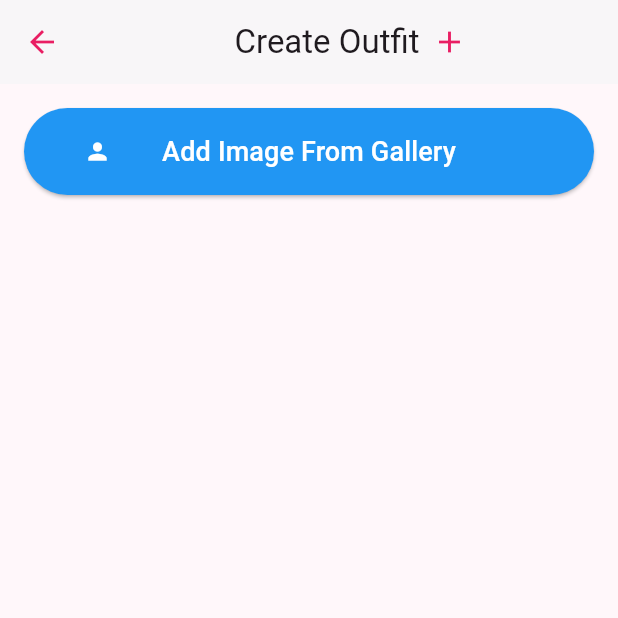
After one commit to LaTechBen/Capstone, a Flutter app: the screen it shows after launch, scrolled down 576 dp, after a tap on the "add circle outline" icon, on a phone screen of 412 x 824 dp, the top half of it. The commit adds this screen. Run offline on Flutter 3.47's test engine with Material 3 defaults, Android fonts, the phone set to English and light mode, and no system bars; our stand-ins replace device_info_plus, firebase_auth, firebase_core, permission_handler; accounts and stored records are empty.

Commit message:
Implemented the foundational UI elements of the create an outfit page. Including the functionality of going back and forth from the page to home page.

```diff
--- a/accentuate/lib/accountinfo_page.dart
+++ b/accentuate/lib/accountinfo_page.dart
@@ -45,7 +45,14 @@ class AccountInfoPage extends StatelessWidget {
             Navigator.pop(context);
           },
         ),
-      ),
+        actions: [
+        IconButton(
+          icon: const Icon(Icons.check),
+          // Insert Confirm Page Logic Here
+          onPressed: () {},
+        ),
+      ],
+    ),
       body: Center (
         child: Column(
           mainAxisAlignment: MainAxisAlignment.center,
--- /dev/null
+++ b/accentuate/lib/createoutfit_page.dart
@@ -0,0 +1,88 @@
+import 'package:flutter/material.dart';
+import 'home_page.dart';
+
+// Settings Screen UI, displays the SettingsList
+class CreateOutfitPage extends StatelessWidget {
+  const CreateOutfitPage({Key? key}) : super(key: key);
+
+  @override
+  Widget build(BuildContext context) {
+    return Scaffold(
+      appBar: AppBar(
+        title: const Row(
+          mainAxisAlignment: MainAxisAlignment.center,
+          children: [
+            Text('Create Outfit'),
+            SizedBox(width: 8),
+            Icon(Icons.add),
+          ],
+        ),
+        leading: IconButton(
+          icon: const Icon(Icons.arrow_back_outlined),
+          onPressed: () {
+            Navigator.pop(context);
+          },
+        ),
+      ),
+      body: const CreateOutfitBody(),
+    );
+  }
+}
+
+class CreateOutfitBody extends StatelessWidget {
+  const CreateOutfitBody({Key? key}) : super(key: key);
+
+  @override
+  Widget build(BuildContext context) {
+    return Padding(
+      padding: const EdgeInsets.all(16.0),
+      child: Column(
+        crossAxisAlignment: CrossAxisAlignment.stretch,
+        children: [
+          CreateOutfitButton(icon: Icons.person, text: 'Add Image From Gallery'),
+        ],
+      ),
+    );
+  }
+}
+
+class CreateOutfitButton extends StatelessWidget {
+  final IconData icon;
+  final String text;
+
+  CreateOutfitButton({required this.icon, required this.text});
+
+  @override
+  Widget build(BuildContext context) {
+    return ElevatedButton(
+      onPressed: () {
+        // Button Logic here
+        /*
+        if (text == 'Account Information') {
+            Navigator.push(
+            context,
+            MaterialPageRoute(builder: (context) => const AccountInfoPage()),
+          );
+        } */
+      },
+      style: ElevatedButton.styleFrom(
+        backgroundColor: Colors.blue,
+        foregroundColor: Colors.white,
+      ),
+      child: Padding(
+        padding: const EdgeInsets.all(16.0),
+        child: Row(
+          mainAxisAlignment: MainAxisAlignment.spaceBetween,
+          children: [
+            Icon(icon),
+            Text(
+              text,
+              style: const TextStyle(fontSize: 18),
+            ),
+            Opacity(opacity: 0, child: Icon(icon)),
+          ],
+        ),
+      ),
+    );
+  }
+}
--- a/accentuate/lib/home_page.dart
+++ b/accentuate/lib/home_page.dart
@@ -1,3 +1,4 @@
+import 'package:accentuate/createoutfit_page.dart';
 import 'package:flutter/material.dart';
 
 class HomePage extends StatefulWidget {
@@ -105,16 +106,20 @@ class _HomePageState extends State<HomePage> {
         ),
         actions: [
           IconButton(
-            onPressed: () {},
-            icon: Icon(Icons.add_circle_outline),
+            onPressed: () {Navigator.push(
+            context,
+            MaterialPageRoute(builder: (context) => const CreateOutfitPage()),
+            );
+          },
+            icon: const Icon(Icons.add_circle_outline),
           ),
           IconButton(
             onPressed: () {},
-            icon: Icon(Icons.favorite_border),
+            icon: const Icon(Icons.favorite_border),
           ),
           IconButton(
             onPressed: () {},
-            icon: Icon(Icons.chat_bubble_outline),
+            icon: const Icon(Icons.chat_bubble_outline),
           )
         ],
       ),
--- a/accentuate/lib/main.dart
+++ b/accentuate/lib/main.dart
@@ -6,6 +6,7 @@ import 'home_page.dart';
 import 'signup_page.dart';
 import 'settings_page.dart';
 import 'search_page.dart';
+import 'createoutfit_page.dart';
 
 void main() async {
   WidgetsFlutterBinding.ensureInitialized();
@@ -32,12 +33,12 @@ class MyApp extends StatelessWidget {
           colorScheme: ColorScheme.fromSeed(seedColor: Colors.purpleAccent),
           useMaterial3: true,
         ),
-        // home: MyHomePage(
-        //  title: "",
-        //  )
+          home: MyHomePage(
+          title: "",
+        )
 
-        home: SigninPage()
-       // home: SettingsPage()
+        //home: SigninPage()
+        //home: CreateOutfitPage()
         );
   }
 }
```
